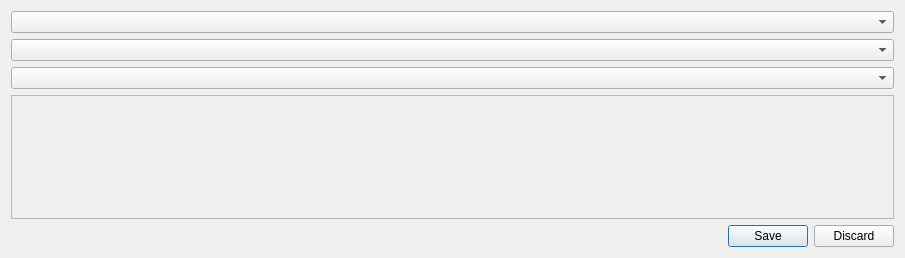
Qt form pasta_eln/GUI/dataverse_ui/dataverse_edit_metadata_dialog_base.ui (PASTA-ELN/pasta-eln) before a commit.
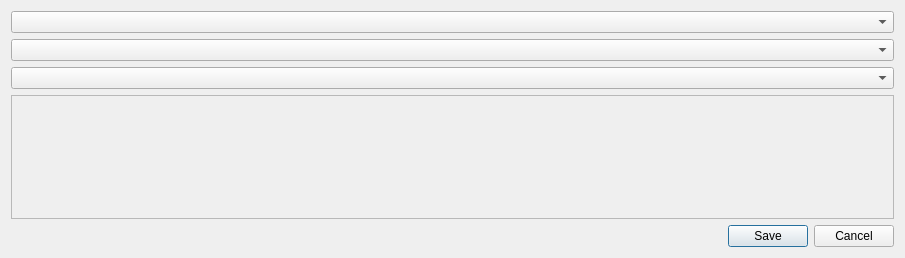
The same form after that commit.

Patch:
```diff
--- a/pasta_eln/GUI/dataverse_ui/dataverse_edit_metadata_dialog_base.ui
+++ b/pasta_eln/GUI/dataverse_ui/dataverse_edit_metadata_dialog_base.ui
@@ -70,7 +70,7 @@
       <enum>Qt::Horizontal</enum>
      </property>
      <property name="standardButtons">
-      <set>QDialogButtonBox::Discard|QDialogButtonBox::Save</set>
+      <set>QDialogButtonBox::Cancel|QDialogButtonBox::Save</set>
      </property>
     </widget>
    </item>
```
